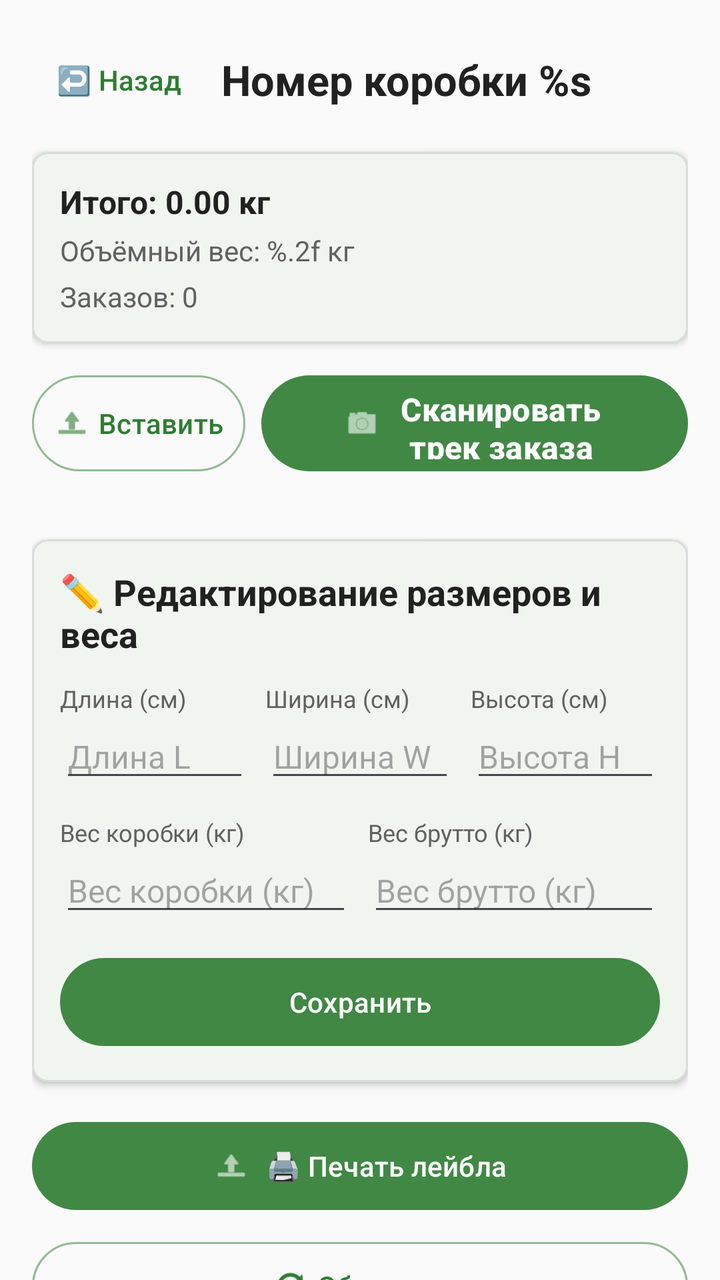
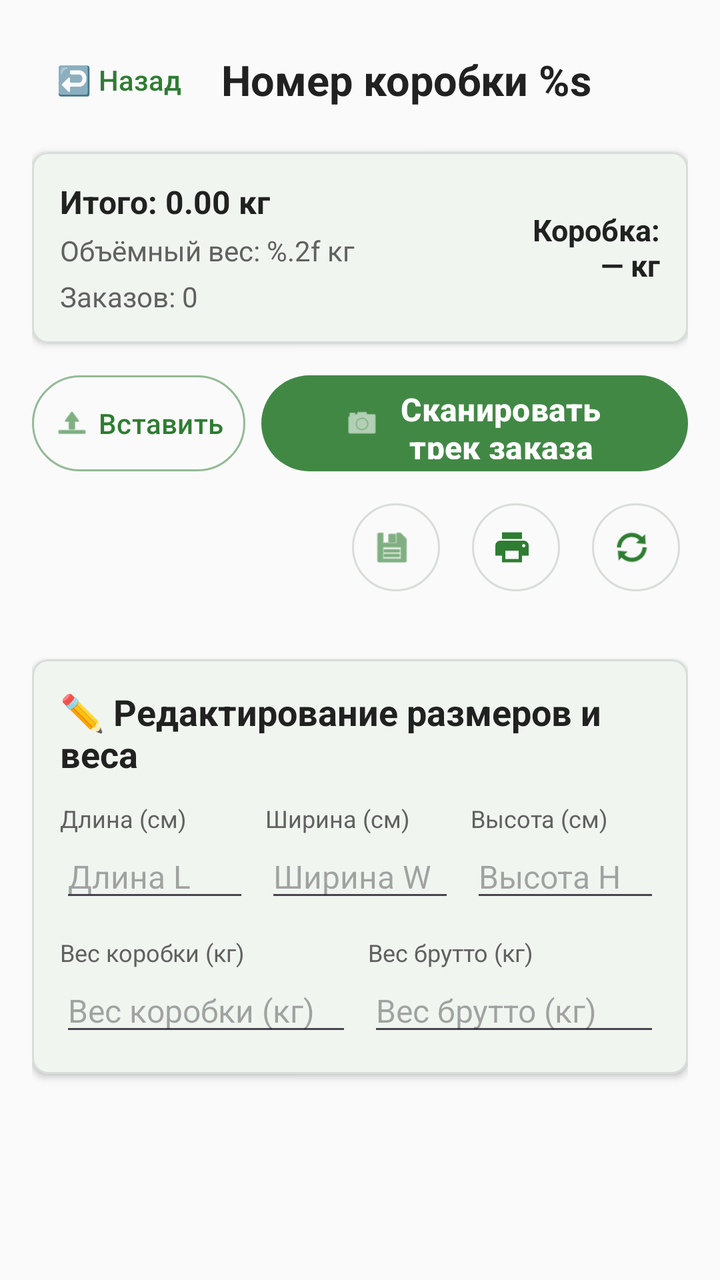

An Android layout rendered at two revisions. The XML below is the earlier revision; the diff shows what the commit changed to produce the second picture.
<!-- AndroidManifest.xml: application theme Theme.FastScan -->
<!-- res/layout/fragment_box_detail.xml -->
<?xml version="1.0" encoding="utf-8"?>
<androidx.core.widget.NestedScrollView xmlns:android="http://schemas.android.com/apk/res/android"
    xmlns:app="http://schemas.android.com/apk/res-auto"
    android:layout_width="match_parent"
    android:layout_height="match_parent"
    android:background="@color/app_background"
    android:fillViewport="true">

    <LinearLayout
        android:layout_width="match_parent"
        android:layout_height="wrap_content"
        android:orientation="vertical"
        android:padding="16dp">

        <LinearLayout
            android:layout_width="match_parent"
            android:layout_height="wrap_content"
            android:gravity="center_vertical"
            android:orientation="horizontal">

            <com.google.android.material.button.MaterialButton
                android:id="@+id/btnBack"
                style="@style/Widget.Material3.Button.TextButton"
                android:layout_width="wrap_content"
                android:layout_height="wrap_content"
                android:minWidth="48dp"
                android:text="@string/back"
                android:textAllCaps="false" />

            <TextView
                android:id="@+id/tvBoxNumber"
                android:layout_width="0dp"
                android:layout_height="wrap_content"
                android:layout_marginStart="8dp"
                android:layout_weight="1"
                android:ellipsize="middle"
                android:maxLines="1"
                android:text="@string/box_track"
                android:textColor="@color/app_text_primary"
                android:textSize="21sp"
                android:textStyle="bold" />

        </LinearLayout>

        <com.google.android.material.card.MaterialCardView
            android:layout_width="match_parent"
            android:layout_height="wrap_content"
            android:layout_marginTop="12dp"
            app:cardBackgroundColor="@color/app_surface"
            app:cardCornerRadius="8dp"
            app:cardElevation="2dp"
            app:strokeColor="@color/card_stroke"
            app:strokeWidth="1dp">

            <LinearLayout
                android:layout_width="match_parent"
                android:layout_height="wrap_content"
                android:orientation="vertical"
                android:padding="14dp">

                <TextView
                    android:id="@+id/tvGrossWeight"
                    android:layout_width="wrap_content"
                    android:layout_height="wrap_content"
                    android:text="@string/total_weight"
                    android:textColor="@color/app_text_primary"
                    android:textSize="16sp"
                    android:textStyle="bold" />

                <TextView
                    android:id="@+id/tvVWeight"
                    android:layout_width="wrap_content"
                    android:layout_height="wrap_content"
                    android:layout_marginTop="4dp"
                    android:text="@string/volume_weight"
                    android:textColor="@color/app_text_secondary"
                    android:textSize="14sp" />

                <TextView
                    android:id="@+id/tvOrderCount"
                    android:layout_width="wrap_content"
                    android:layout_height="wrap_content"
                    android:layout_marginTop="4dp"
                    android:text="@string/orders"
                    android:textColor="@color/app_text_secondary"
                    android:textSize="14sp" />

            </LinearLayout>
        </com.google.android.material.card.MaterialCardView>

        <LinearLayout
            android:layout_width="match_parent"
            android:layout_height="wrap_content"
            android:layout_marginTop="12dp"
            android:baselineAligned="false"
            android:gravity="center_vertical"
            android:orientation="horizontal">

            <com.google.android.material.button.MaterialButton
                android:id="@+id/btnPasteOrderTrack"
                style="@style/Widget.Material3.Button.OutlinedButton"
                android:layout_width="0dp"
                android:layout_height="56dp"
                android:layout_marginEnd="8dp"
                android:layout_weight="1"
                android:minWidth="0dp"
                android:paddingHorizontal="8dp"
                android:text="@string/paste_from_clipboard"
                android:textAllCaps="false"
                android:textColor="@color/app_primary"
                android:textSize="14sp"
                app:icon="@android:drawable/ic_menu_upload"
                app:iconGravity="textStart"
                app:iconPadding="4dp"
                app:iconTint="@color/app_primary"
                app:strokeColor="@color/action_button_outline" />

            <com.google.android.material.button.MaterialButton
                android:id="@+id/btnAddOrder"
                android:layout_width="0dp"
                android:layout_height="56dp"
                android:layout_weight="2"
                android:elevation="6dp"
                android:minWidth="0dp"
                android:text="@string/scan_track"
                android:textAllCaps="false"
                android:textColor="@color/action_button_text"
                android:textSize="16sp"
                android:textStyle="bold"
                app:backgroundTint="@color/action_button_background"
                app:icon="@android:drawable/ic_menu_camera"
                app:iconGravity="textStart"
                app:iconPadding="8dp"
                app:iconTint="@color/action_button_text" />
        </LinearLayout>

        <ProgressBar
            android:id="@+id/progressBar"
            android:layout_width="wrap_content"
            android:layout_height="wrap_content"
            android:layout_gravity="center"
            android:layout_marginTop="16dp"
            android:visibility="gone" />

        <androidx.recyclerview.widget.RecyclerView
            android:id="@+id/rvOrders"
            android:layout_width="match_parent"
            android:layout_height="wrap_content"
            android:layout_marginTop="14dp"
            android:nestedScrollingEnabled="false" />

        <com.google.android.material.card.MaterialCardView
            android:layout_width="match_parent"
            android:layout_height="wrap_content"
            android:layout_marginTop="16dp"
            app:cardBackgroundColor="@color/app_surface"
            app:cardCornerRadius="8dp"
            app:cardElevation="2dp"
            app:strokeColor="@color/card_stroke"
            app:strokeWidth="1dp">

            <LinearLayout
                android:layout_width="match_parent"
                android:layout_height="wrap_content"
                android:orientation="vertical"
                android:padding="14dp">

                <TextView
                    android:layout_width="wrap_content"
                    android:layout_height="wrap_content"
                    android:text="@string/edit_dimensions_and_weight"
                    android:textColor="@color/app_text_primary"
                    android:textSize="18sp"
                    android:textStyle="bold" />

                <LinearLayout
                    android:layout_width="match_parent"
                    android:layout_height="wrap_content"
                    android:layout_marginTop="12dp"
                    android:gravity="center_vertical"
                    android:orientation="horizontal">

                    <LinearLayout
                        android:layout_width="0dp"
                        android:layout_height="wrap_content"
                        android:layout_weight="1"
                        android:orientation="vertical">

                        <TextView
                            android:layout_width="wrap_content"
                            android:layout_height="wrap_content"
                            android:text="@string/length"
                            android:textColor="@color/app_text_secondary"
                            android:textSize="12sp" />

                        <EditText
                            android:id="@+id/etLength"
                            android:layout_width="match_parent"
                            android:layout_height="wrap_content"
                            android:hint="@string/length_l"
                            android:inputType="number"
                            android:selectAllOnFocus="true"
                            android:textSize="16sp" />
                    </LinearLayout>

                    <LinearLayout
                        android:layout_width="0dp"
                        android:layout_height="wrap_content"
                        android:layout_marginHorizontal="8dp"
                        android:layout_weight="1"
                        android:orientation="vertical">

                        <TextView
                            android:layout_width="wrap_content"
                            android:layout_height="wrap_content"
                            android:text="@string/width"
                            android:textColor="@color/app_text_secondary"
                            android:textSize="12sp" />

                        <EditText
                            android:id="@+id/etWidth"
                            android:layout_width="match_parent"
                            android:layout_height="wrap_content"
                            android:hint="@string/width_w"
                            android:inputType="number"
                            android:selectAllOnFocus="true"
                            android:textSize="16sp" />
                    </LinearLayout>

                    <LinearLayout
                        android:layout_width="0dp"
                        android:layout_height="wrap_content"
                        android:layout_weight="1"
                        android:orientation="vertical">

                        <TextView
                            android:layout_width="wrap_content"
                            android:layout_height="wrap_content"
                            android:text="@string/height"
                            android:textColor="@color/app_text_secondary"
                            android:textSize="12sp" />

                        <EditText
                            android:id="@+id/etHeight"
                            android:layout_width="match_parent"
                            android:layout_height="wrap_content"
                            android:hint="@string/height_h"
                            android:inputType="number"
                            android:selectAllOnFocus="true"
                            android:textSize="16sp" />
                    </LinearLayout>
                </LinearLayout>

                <LinearLayout
                    android:layout_width="match_parent"
                    android:layout_height="wrap_content"
                    android:layout_marginTop="12dp"
                    android:gravity="center_vertical"
                    android:orientation="horizontal">

                    <LinearLayout
                        android:layout_width="0dp"
                        android:layout_height="wrap_content"
                        android:layout_weight="1"
                        android:orientation="vertical">

                        <TextView
                            android:layout_width="wrap_content"
                            android:layout_height="wrap_content"
                            android:text="@string/box_tare_weight"
                            android:textColor="@color/app_text_secondary"
                            android:textSize="12sp" />

                        <EditText
                            android:id="@+id/etBoxTareWeight"
                            android:layout_width="match_parent"
                            android:layout_height="wrap_content"
                            android:hint="@string/box_tare_weight"
                            android:inputType="numberDecimal"
                            android:selectAllOnFocus="true"
                            android:textSize="16sp" />
                    </LinearLayout>

                    <LinearLayout
                        android:layout_width="0dp"
                        android:layout_height="wrap_content"
                        android:layout_marginStart="8dp"
                        android:layout_weight="1"
                        android:orientation="vertical">

                        <TextView
                            android:layout_width="wrap_content"
                            android:layout_height="wrap_content"
                            android:text="@string/gross_weight_total"
                            android:textColor="@color/app_text_secondary"
                            android:textSize="12sp" />

                        <EditText
                            android:id="@+id/etGrossWeight"
                            android:layout_width="match_parent"
                            android:layout_height="wrap_content"
                            android:hint="@string/gross_weight_total"
                            android:inputType="numberDecimal"
                            android:selectAllOnFocus="true"
                            android:textSize="16sp" />
                    </LinearLayout>
                </LinearLayout>

                <com.google.android.material.button.MaterialButton
                    android:id="@+id/btnSaveSizes"
                    android:layout_width="match_parent"
                    android:layout_height="52dp"
                    android:layout_marginTop="12dp"
                    android:elevation="4dp"
                    android:text="@string/save"
                    android:textAllCaps="false"
                    android:textColor="@color/action_button_text"
                    app:backgroundTint="@color/action_button_background" />

            </LinearLayout>
        </com.google.android.material.card.MaterialCardView>

        <com.google.android.material.button.MaterialButton
            android:id="@+id/btnPrint"
            android:layout_width="match_parent"
            android:layout_height="52dp"
            android:layout_marginTop="16dp"
            android:elevation="4dp"
            android:text="@string/print_label"
            android:textAllCaps="false"
            android:textColor="@color/action_button_text"
            app:backgroundTint="@color/action_button_background"
            app:icon="@android:drawable/ic_menu_upload"
            app:iconGravity="textStart"
            app:iconTint="@color/action_button_text" />

        <com.google.android.material.button.MaterialButton
            android:id="@+id/btnRefresh"
            style="@style/Widget.Material3.Button.OutlinedButton"
            android:layout_width="match_parent"
            android:layout_height="52dp"
            android:layout_marginTop="8dp"
            android:text="@string/refresh"
            android:textAllCaps="false"
            app:icon="@android:drawable/ic_popup_sync"
            app:iconGravity="textStart"
            app:iconTint="@color/app_primary"
            app:strokeColor="@color/action_button_outline" />

    </LinearLayout>
</androidx.core.widget.NestedScrollView>
<!-- resources referenced by this layout -->
<resources>
  <color name="action_button_background">#E62E7D32</color>
  <color name="action_button_outline">#802E7D32</color>
  <color name="action_button_text">#FFFFFF</color>
  <color name="app_background">#FAFAFA</color>
  <color name="app_primary">#2E7D32</color>
  <color name="app_surface">#FFFFFF</color>
  <color name="app_text_primary">#212121</color>
  <color name="app_text_secondary">#616161</color>
  <color name="card_stroke">#D7DDD8</color>
  <string name="back">↩️ Hазад</string>
  <string name="box_tare_weight">Вес коробки (кг)</string>
  <string name="box_track">Номер коробки %s</string>
  <string name="edit_dimensions_and_weight">✏️ Редактирование размеров и веса</string>
  <string name="gross_weight_total">Вес брутто (кг)</string>
  <string name="height">Высота (см)</string>
  <string name="height_h">Высота H</string>
  <string name="length">Длина (см)</string>
  <string name="length_l">Длина L</string>
  <string name="orders">Заказов: 0</string>
  <string name="paste_from_clipboard">Вставить</string>
  <string name="print_label">🖨️ Печать лейбла</string>
  <string name="refresh">Обновить</string>
  <string name="save">Сохранить</string>
  <string name="scan_track">Сканировать трек заказа</string>
  <string name="total_weight">Итого: 0.00 кг</string>
  <string name="volume_weight">Объёмный вес: %.2f кг</string>
  <string name="width">Ширина (см)</string>
  <string name="width_w">Ширина W</string>
  <style name="Theme.FastScan" parent="Theme.Material3.DayNight.NoActionBar">
  
          
          <item name="colorPrimary">@color/app_primary</item>
          <item name="colorPrimaryVariant">@color/app_primary_dark</item>
          <item name="colorOnPrimary">@color/app_on_primary</item>
  
          <item name="colorSecondary">@color/app_primary</item>
          <item name="colorOnSecondary">@color/app_on_primary</item>
          <item name="colorSurface">@color/app_surface</item>
          <item name="colorOnSurface">@color/app_text_primary</item>
          <item name="colorOnSurfaceVariant">@color/app_text_secondary</item>
          <item name="colorOutline">@color/card_stroke</item>
          <item name="android:colorBackground">@color/app_background</item>
          <item name="android:windowBackground">@color/app_background</item>
          <item name="android:navigationBarColor">@color/app_surface</item>
  
          
          <item name="android:statusBarColor">@color/app_primary_dark</item>
          <item name="android:windowLightStatusBar">false</item>
  
      </style>
  <color name="app_primary_dark">#1B5E20</color>
  <color name="app_on_primary">#FFFFFF</color>
</resources>

<!-- the commit's change to res/layout/fragment_box_detail.xml (unified diff, before → after) -->
@@ -55,35 +55,54 @@
             <LinearLayout
                 android:layout_width="match_parent"
                 android:layout_height="wrap_content"
-                android:orientation="vertical"
+                android:gravity="center_vertical"
+                android:orientation="horizontal"
                 android:padding="14dp">
 
+                <LinearLayout
+                    android:layout_width="0dp"
+                    android:layout_height="wrap_content"
+                    android:layout_weight="1"
+                    android:orientation="vertical">
+
+                    <TextView
+                        android:id="@+id/tvGrossWeight"
+                        android:layout_width="wrap_content"
+                        android:layout_height="wrap_content"
+                        android:text="@string/total_weight"
+                        android:textColor="@color/app_text_primary"
+                        android:textSize="16sp"
+                        android:textStyle="bold" />
+
+                    <TextView
+                        android:id="@+id/tvVWeight"
+                        android:layout_width="wrap_content"
+                        android:layout_height="wrap_content"
+                        android:layout_marginTop="4dp"
+                        android:text="@string/volume_weight"
+                        android:textColor="@color/app_text_secondary"
+                        android:textSize="14sp" />
+
+                    <TextView
+                        android:id="@+id/tvOrderCount"
+                        android:layout_width="wrap_content"
+                        android:layout_height="wrap_content"
+                        android:layout_marginTop="4dp"
+                        android:text="@string/orders"
+                        android:textColor="@color/app_text_secondary"
+                        android:textSize="14sp" />
+                </LinearLayout>
+
                 <TextView
-                    android:id="@+id/tvGrossWeight"
+                    android:id="@+id/tvBoxTareWeightSummary"
                     android:layout_width="wrap_content"
                     android:layout_height="wrap_content"
-                    android:text="@string/total_weight"
+                    android:layout_marginStart="12dp"
+                    android:gravity="end"
+                    android:text="@string/box_weight_placeholder"
                     android:textColor="@color/app_text_primary"
-                    android:textSize="16sp"
+                    android:textSize="15sp"
                     android:textStyle="bold" />
-
-                <TextView
-                    android:id="@+id/tvVWeight"
-                    android:layout_width="wrap_content"
-                    android:layout_height="wrap_content"
-                    android:layout_marginTop="4dp"
-                    android:text="@string/volume_weight"
-                    android:textColor="@color/app_text_secondary"
-                    android:textSize="14sp" />
-
-                <TextView
-                    android:id="@+id/tvOrderCount"
-                    android:layout_width="wrap_content"
-                    android:layout_height="wrap_content"
-                    android:layout_marginTop="4dp"
-                    android:text="@string/orders"
-                    android:textColor="@color/app_text_secondary"
-                    android:textSize="14sp" />
 
             </LinearLayout>
         </com.google.android.material.card.MaterialCardView>
@@ -134,6 +153,43 @@
                 app:iconTint="@color/action_button_text" />
         </LinearLayout>
 
+        <LinearLayout
+            android:layout_width="match_parent"
+            android:layout_height="wrap_content"
+            android:layout_marginTop="8dp"
+            android:gravity="end"
+            android:orientation="horizontal">
+
+            <com.google.android.material.button.MaterialButton
+                android:id="@+id/btnSaveSizes"
+                style="@style/Widget.Material3.Button.IconButton.Outlined"
+                android:layout_width="52dp"
+                android:layout_height="52dp"
+                android:contentDescription="@string/save"
+                app:icon="@android:drawable/ic_menu_save"
+                app:iconTint="@color/app_primary" />
+
+            <com.google.android.material.button.MaterialButton
+                android:id="@+id/btnPrint"
+                style="@style/Widget.Material3.Button.IconButton.Outlined"
+                android:layout_width="52dp"
+                android:layout_height="52dp"
+                android:layout_marginStart="8dp"
+                android:contentDescription="@string/print_label"
+                app:icon="@drawable/ic_print"
+                app:iconTint="@color/app_primary" />
+
+            <com.google.android.material.button.MaterialButton
+                android:id="@+id/btnRefresh"
+                style="@style/Widget.Material3.Button.IconButton.Outlined"
+                android:layout_width="52dp"
+                android:layout_height="52dp"
+                android:layout_marginStart="8dp"
+                android:contentDescription="@string/refresh"
+                app:icon="@android:drawable/ic_popup_sync"
+                app:iconTint="@color/app_primary" />
+        </LinearLayout>
+
         <ProgressBar
             android:id="@+id/progressBar"
             android:layout_width="wrap_content"
@@ -306,46 +362,8 @@
                     </LinearLayout>
                 </LinearLayout>
 
-                <com.google.android.material.button.MaterialButton
-                    android:id="@+id/btnSaveSizes"
-                    android:layout_width="match_parent"
-                    android:layout_height="52dp"
-                    android:layout_marginTop="12dp"
-                    android:elevation="4dp"
-                    android:text="@string/save"
-                    android:textAllCaps="false"
-                    android:textColor="@color/action_button_text"
-                    app:backgroundTint="@color/action_button_background" />
-
             </LinearLayout>
         </com.google.android.material.card.MaterialCardView>
 
-        <com.google.android.material.button.MaterialButton
-            android:id="@+id/btnPrint"
-            android:layout_width="match_parent"
-            android:layout_height="52dp"
-            android:layout_marginTop="16dp"
-            android:elevation="4dp"
-            android:text="@string/print_label"
-            android:textAllCaps="false"
-            android:textColor="@color/action_button_text"
-            app:backgroundTint="@color/action_button_background"
-            app:icon="@android:drawable/ic_menu_upload"
-            app:iconGravity="textStart"
-            app:iconTint="@color/action_button_text" />
-
-        <com.google.android.material.button.MaterialButton
-            android:id="@+id/btnRefresh"
-            style="@style/Widget.Material3.Button.OutlinedButton"
-            android:layout_width="match_parent"
-            android:layout_height="52dp"
-            android:layout_marginTop="8dp"
-            android:text="@string/refresh"
-            android:textAllCaps="false"
-            app:icon="@android:drawable/ic_popup_sync"
-            app:iconGravity="textStart"
-            app:iconTint="@color/app_primary"
-            app:strokeColor="@color/action_button_outline" />
-
     </LinearLayout>
 </androidx.core.widget.NestedScrollView>
<!-- resource entries referenced after the edit -->
@@ -9,9 +9,16 @@
   <color name="app_text_primary">#212121</color>
   <color name="app_text_secondary">#616161</color>
   <color name="card_stroke">#D7DDD8</color>
+  <!-- drawable ic_print (drawable) -->
+  <vector xmlns:android="http://schemas.android.com/apk/res/android" android:height="24dp" android:tint="#000000" android:viewportHeight="24" android:viewportWidth="24" android:width="24dp">
+        
+      <path android:fillColor="@android:color/white" android:pathData="M19,8L5,8c-1.66,0 -3,1.34 -3,3v6h4v4h12v-4h4v-6c0,-1.66 -1.34,-3 -3,-3zM16,19L8,19v-5h8v5zM19,12c-0.55,0 -1,-0.45 -1,-1s0.45,-1 1,-1 1,0.45 1,1 -0.45,1 -1,1zM18,3L6,3v4h12L18,3z"/>
+      
+  </vector>
   <string name="back">↩️ Hазад</string>
   <string name="box_tare_weight">Вес коробки (кг)</string>
   <string name="box_track">Номер коробки %s</string>
+  <string name="box_weight_placeholder">Коробка:\n— кг</string>
   <string name="edit_dimensions_and_weight">✏️ Редактирование размеров и веса</string>
   <string name="gross_weight_total">Вес брутто (кг)</string>
   <string name="height">Высота (см)</string>
